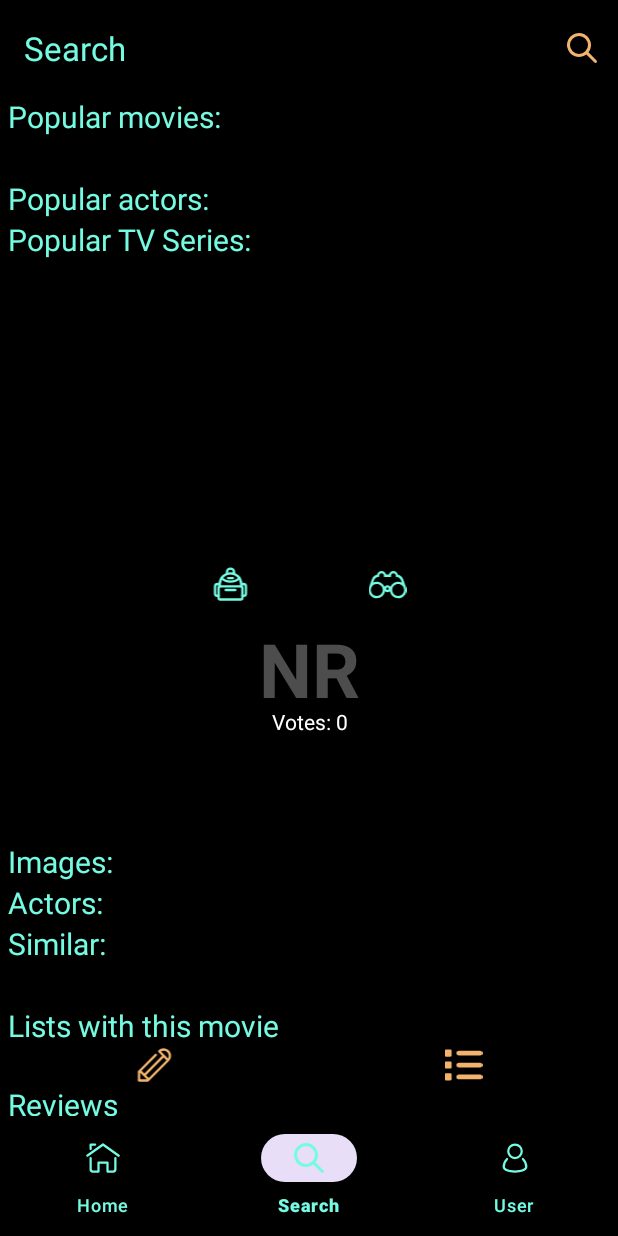
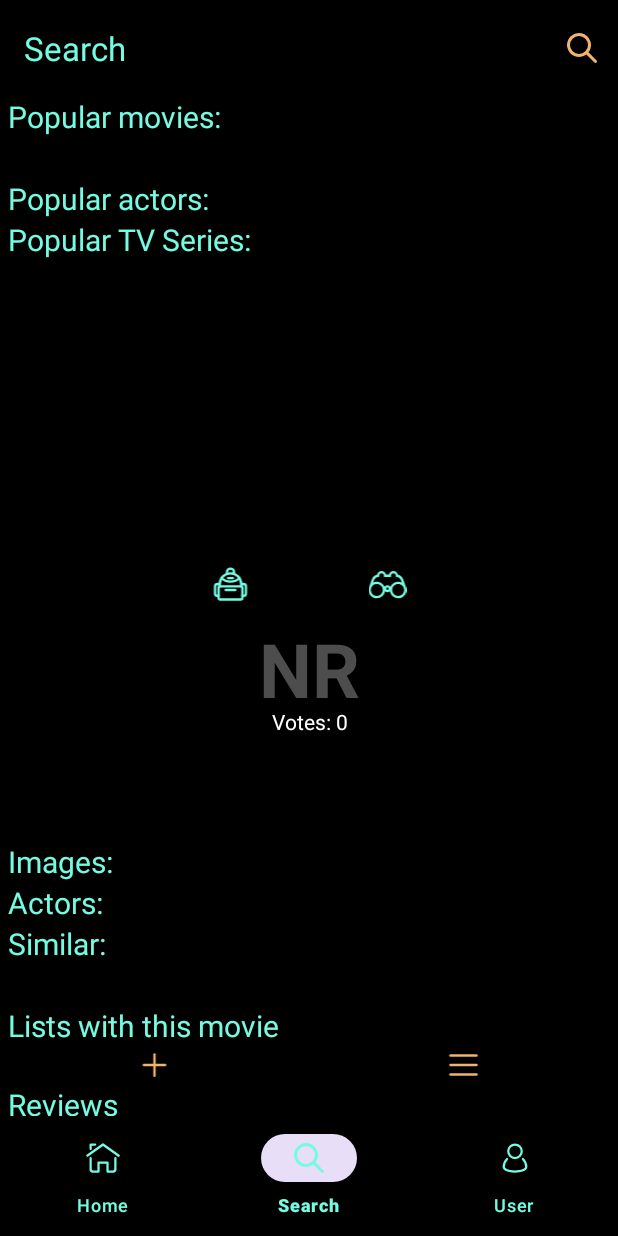
Before and after one commit to AntonPazniak/MoviePocketAndroid, an Android app: the fragment MovieFragment placed in its activity, item 2 of the bottom bar chosen, on a phone screen of 412 x 824 dp. Run offline under Robolectric (Android 15) with nearby library versions, the phone set to English and light mode, and no system bars; our stand-ins replace navigation-ui; pictures from the network do not load; 8 statements that could not run were skipped.

Commit message:
minor fix

```diff
--- a/app/src/main/java/com/example/moviepocketandroid/ui/list/edit/ListEditFragment.java
+++ b/app/src/main/java/com/example/moviepocketandroid/ui/list/edit/ListEditFragment.java
@@ -37,6 +37,7 @@ public class ListEditFragment extends Fragment {
     public void onViewCreated(@NonNull View view, @Nullable Bundle savedInstanceState) {
         super.onViewCreated(view, savedInstanceState);
 
+    }
 
-    }
+
 }
--- a/app/src/main/res/drawable/list_yellow.xml
+++ b/app/src/main/res/drawable/list_yellow.xml
@@ -1,9 +1,27 @@
 <vector xmlns:android="http://schemas.android.com/apk/res/android"
-    android:width="512dp"
-    android:height="512dp"
-    android:viewportWidth="512"
-    android:viewportHeight="512">
-    <path
-        android:fillColor="@color/logoYellow"
-        android:pathData="M80,48L16,48C7.16,48 0,55.16 0,64v64c0,8.84 7.16,16 16,16h64c8.84,0 16,-7.2 16,-16L96,64c0,-8.84 -7.16,-16 -16,-16zM80,208L16,208c-8.84,0 -16,7.2 -16,16v64c0,8.84 7.16,16 16,16h64c8.84,0 16,-7.2 16,-16v-64c0,-8.8 -7.16,-16 -16,-16zM80,368L16,368c-8.84,0 -16,7.2 -16,16v64c0,8.84 7.16,16 16,16h64c8.84,0 16,-7.2 16,-16v-64c0,-8.8 -7.16,-16 -16,-16zM192,128h288c17.67,0 32,-14.33 32,-31.1S497.7,64 480,64L192,64c-17.7,0 -32,14.33 -32,31.1s14.3,32.9 32,32.9zM480,384L192,384c-17.67,0 -32,14.33 -32,32s14.33,32 32,32h288c17.67,0 32,-14.33 32,-32s-14.3,-32 -32,-32zM480,224L192,224c-17.7,0 -32,14.3 -32,32s14.33,32 32,32h288c17.67,0 32,-14.33 32,-32s-14.3,-32 -32,-32z" />
+    android:width="256dp"
+    android:height="256dp"
+    android:viewportWidth="256"
+    android:viewportHeight="256">
+  <path
+      android:fillColor="@color/logoYellow"
+      android:pathData="M40,128L216,128"
+      android:strokeWidth="16"
+      android:strokeColor="@color/logoYellow"
+      android:strokeLineCap="round"
+      android:strokeLineJoin="round" />
+  <path
+      android:fillColor="@color/logoYellow"
+      android:pathData="M40,64L216,64"
+      android:strokeWidth="16"
+      android:strokeColor="@color/logoYellow"
+      android:strokeLineCap="round"
+      android:strokeLineJoin="round" />
+  <path
+      android:fillColor="@color/logoYellow"
+      android:pathData="M40,192L216,192"
+      android:strokeWidth="16"
+      android:strokeColor="@color/logoYellow"
+      android:strokeLineCap="round"
+      android:strokeLineJoin="round" />
 </vector>
--- /dev/null
+++ b/app/src/main/res/drawable/plus_yellow.xml
@@ -0,0 +1,20 @@
+<vector xmlns:android="http://schemas.android.com/apk/res/android"
+    android:width="32dp"
+    android:height="32dp"
+    android:viewportWidth="32"
+    android:viewportHeight="32">
+  <path
+      android:fillColor="#00000000"
+      android:pathData="M16,7L16,25"
+      android:strokeWidth="2"
+      android:strokeColor="@color/logoYellow"
+      android:strokeLineCap="round"
+      android:strokeLineJoin="round" />
+  <path
+      android:fillColor="#00000000"
+      android:pathData="M7,16L25,16"
+      android:strokeWidth="2"
+      android:strokeColor="@color/logoYellow"
+      android:strokeLineCap="round"
+      android:strokeLineJoin="round" />
+</vector>
--- a/app/src/main/res/layout/item_buttons_recycler.xml
+++ b/app/src/main/res/layout/item_buttons_recycler.xml
@@ -21,7 +21,7 @@
             android:layout_weight="1"
             android:background="@android:color/transparent"
             android:scaleType="fitCenter"
-            android:src="@drawable/edit_yellow" />
+            android:src="@drawable/plus_yellow" />
 
         <ImageButton
             android:id="@+id/button1"
```
Also changed, not shown: app/src/main/res/drawable/list_blue.xml (+23 -5 lines), app/src/main/res/drawable/list_pink.xml (+23 -5 lines), app/src/main/res/layout/fragment_list_edit.xml (+23 -2 lines).
